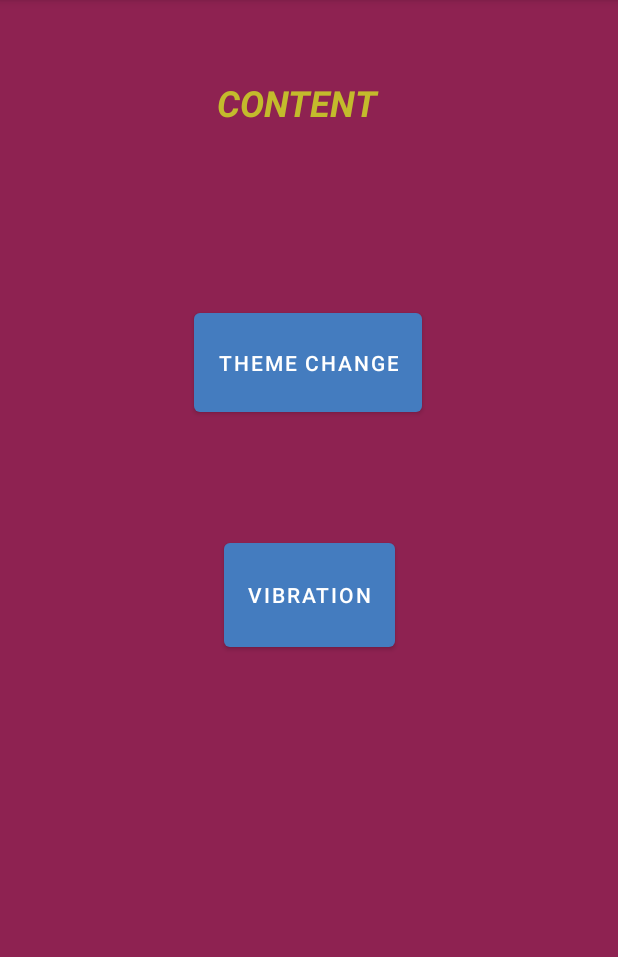
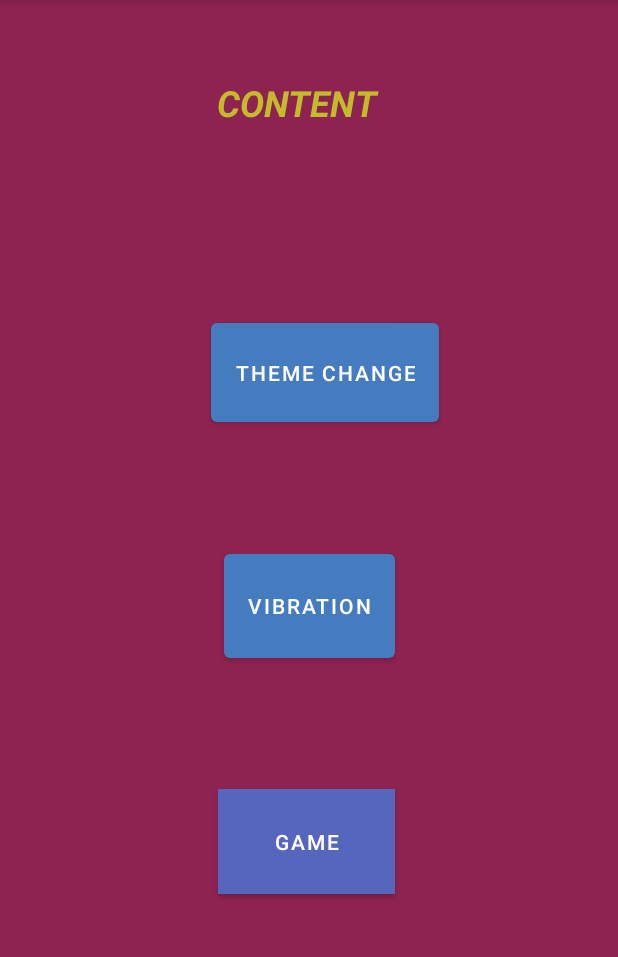
Before and after one commit to iamsidnigam/MAD-P2-Project, an Android app: the screen it shows after launch (Content_Activity), on a phone screen of 412 x 824 dp, the part 84-1041 px from its top. Run offline under Robolectric (Android 15) with nearby library versions, the phone set to English and light mode, and no system bars.

Commit message:
MAD P2 Project
Created the multifunctionality Application

```diff
--- a/app/src/main/java/com/example/backgroundcolorpicker/Content_Activity.java
+++ b/app/src/main/java/com/example/backgroundcolorpicker/Content_Activity.java
@@ -10,6 +10,7 @@ import android.widget.Button;
 public class Content_Activity extends AppCompatActivity {
       public  Button ThemeChanger;
       public  Button VibrationChange;
+      public  Button RandomAC;
     @Override
     protected void onCreate(Bundle savedInstanceState) {
         super.onCreate(savedInstanceState);
@@ -17,6 +18,16 @@ public class Content_Activity extends AppCompatActivity {
 
         ThemeChanger=(Button) findViewById(R.id.button2);
         VibrationChange=(Button) findViewById(R.id.button3);
+        RandomAC=(Button)findViewById(R.id.button6);
+
+
+        RandomAC.setOnClickListener(new View.OnClickListener() {
+            @Override
+            public void onClick(View view) {
+                Intent intent= new Intent(Content_Activity.this,RandomActivity.class);
+                startActivity(intent);
+            }
+        });
 
         ThemeChanger.setOnClickListener(new View.OnClickListener() {
             @Override
@@ -36,5 +47,7 @@ public class Content_Activity extends AppCompatActivity {
 
 
 
+
+
     }
 }
--- a/app/src/main/java/com/example/backgroundcolorpicker/MainActivity.java
+++ b/app/src/main/java/com/example/backgroundcolorpicker/MainActivity.java
@@ -10,6 +10,8 @@ import android.view.View;
 import android.widget.Button;
 
 public class MainActivity extends AppCompatActivity {
+
+
 
     @Override
     protected void onCreate(Bundle savedInstanceState) {
--- a/app/src/main/res/layout/activity_content.xml
+++ b/app/src/main/res/layout/activity_content.xml
@@ -15,10 +15,10 @@
         app:backgroundTint="#447CBF"
         app:layout_constraintBottom_toBottomOf="parent"
         app:layout_constraintEnd_toEndOf="parent"
-        app:layout_constraintHorizontal_bias="0.498"
+        app:layout_constraintHorizontal_bias="0.54"
         app:layout_constraintStart_toStartOf="parent"
         app:layout_constraintTop_toTopOf="parent"
-        app:layout_constraintVertical_bias="0.294" />
+        app:layout_constraintVertical_bias="0.303" />
 
     <Button
         android:id="@+id/button3"
@@ -30,7 +30,7 @@
         app:layout_constraintEnd_toEndOf="parent"
         app:layout_constraintStart_toStartOf="parent"
         app:layout_constraintTop_toTopOf="parent"
-        app:layout_constraintVertical_bias="0.518" />
+        app:layout_constraintVertical_bias="0.529" />
 
     <TextView
         android:id="@+id/textView"
@@ -50,4 +50,19 @@
         app:layout_constraintStart_toStartOf="parent"
         app:layout_constraintTop_toTopOf="parent"
         app:layout_constraintVertical_bias="0.072" />
+
+    <Button
+        android:id="@+id/button6"
+        android:layout_width="118dp"
+        android:layout_height="70dp"
+        android:autoText="false"
+        android:background="#571414"
+        android:text="GAME"
+        app:backgroundTint="#5666BC"
+        app:layout_constraintBottom_toBottomOf="parent"
+        app:layout_constraintEnd_toEndOf="parent"
+        app:layout_constraintHorizontal_bias="0.494"
+        app:layout_constraintStart_toStartOf="parent"
+        app:layout_constraintTop_toTopOf="parent"
+        app:layout_constraintVertical_bias="0.754" />
 </androidx.constraintlayout.widget.ConstraintLayout>
```
Also changed, not shown: app/src/main/AndroidManifest.xml (+7 -0 lines), app/src/main/java/com/example/backgroundcolorpicker/RandomActivity.java (added, +49 -0 lines), app/src/main/res/layout/activity_random.xml (added, +84 -0 lines), app/src/main/res/layout/activity_torch.xml (added, +9 -0 lines).
